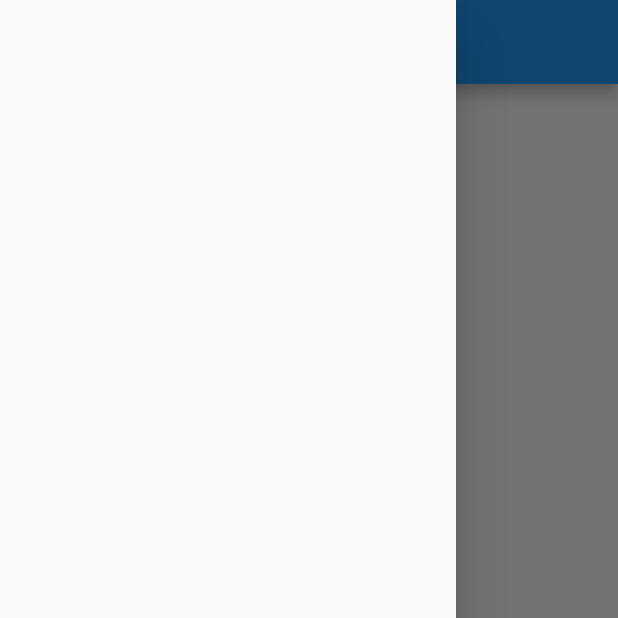
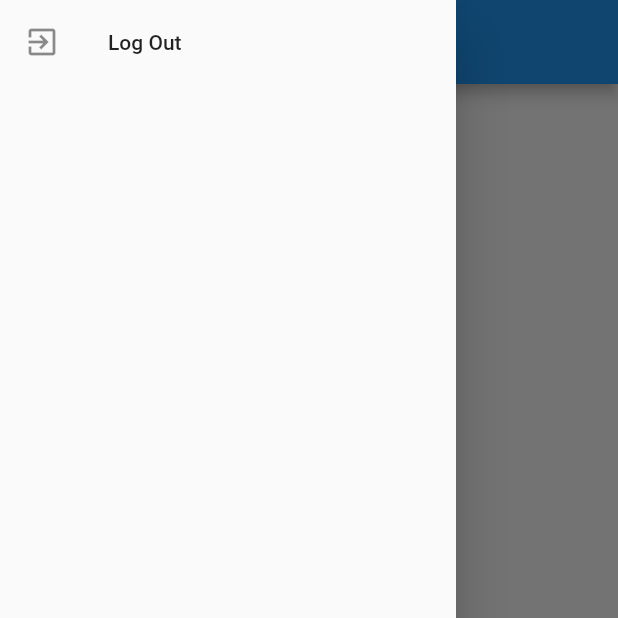
Before and after one commit to ragabelsayed/SevenKasb, a Flutter app: the HomeScreen screen opened by its route, with the side drawer open, on a phone screen of 412 x 824 dp, the top half of it. Run offline on Flutter 3.47's test engine with Material 2 defaults, Android fonts, the phone set to English and light mode, and no system bars; our stand-ins replace flutter_riverpod, shared_preferences; accounts and stored records are empty.

```diff
--- a/sugarcane_juice_app/lib/main.dart
+++ b/sugarcane_juice_app/lib/main.dart
@@ -4,6 +4,7 @@ import 'package:flutter_riverpod/flutter_riverpod.dart';
 import 'package:sugarcane_juice_app/config/palette.dart';
 import 'package:sugarcane_juice_app/config/routes.dart';
 import 'package:sugarcane_juice_app/screens/home_screen.dart';
+import 'package:sugarcane_juice_app/screens/splash_screen.dart';
 import '/screens/login_screen.dart';
 import 'providers/auth.dart';
 
@@ -36,8 +37,8 @@ class MyApp extends StatelessWidget {
                   builder: (ctx, authResultsnapshot) =>
                       authResultsnapshot.connectionState ==
                               ConnectionState.waiting
-                          ? LoginScreen()
-                          : HomeScreen(),
+                          ? SplashScreen()
+                          : LoginScreen(),
                 ),
           // initialRoute: LoginScreen.routName,
           routes: AppRoutes.routes,
--- a/sugarcane_juice_app/lib/screens/home_screen.dart
+++ b/sugarcane_juice_app/lib/screens/home_screen.dart
@@ -1,11 +1,12 @@
 import 'package:flutter/material.dart';
+import 'package:sugarcane_juice_app/widget/drawer.dart';
 
 class HomeScreen extends StatelessWidget {
   static const routName = '/home';
   Widget build(BuildContext context) {
     return Scaffold(
       appBar: AppBar(),
-      drawer: Drawer(),
+      drawer: AppDrawer(),
     );
   }
 }
--- a/sugarcane_juice_app/lib/screens/login_screen.dart
+++ b/sugarcane_juice_app/lib/screens/login_screen.dart
@@ -26,12 +26,11 @@ class _LoginScreenState extends State<LoginScreen> {
 
   void _saveForm() async {
     final _isValid = _formKey.currentState!.validate();
-    // var data = await Auth.fetchDataFromDevice();
 
     if (_isValid) {
       _formKey.currentState!.save();
       // Auth.logIn();
-      // context.read(authProvider);
+
       context.read(authProvider).login();
       if (context.read(authProvider).isAuth) {
         print(true);
@@ -63,7 +62,7 @@ class _LoginScreenState extends State<LoginScreen> {
   @override
   Widget build(BuildContext context) {
     Size size = MediaQuery.of(context).size;
-    // Auth.saveDataOnDevice();
+
     return Scaffold(
       body: SafeArea(
         child: SizedBox(
--- /dev/null
+++ b/sugarcane_juice_app/lib/widget/drawer.dart
@@ -0,0 +1,43 @@
+import 'package:flutter/material.dart';
+import 'package:flutter_riverpod/flutter_riverpod.dart';
+import 'package:sugarcane_juice_app/providers/auth.dart';
+
+class AppDrawer extends StatelessWidget {
+  const AppDrawer({Key? key}) : super(key: key);
+
+  @override
+  Widget build(BuildContext context) {
+    return Drawer(
+      child: ListView(
+        children: [
+          ListTileView(
+            icon: Icons.exit_to_app,
+            title: 'Log Out',
+            onTap: () {
+              context.read(authProvider).logOut();
+            },
+          ),
+        ],
+      ),
+    );
+  }
+}
+
+class ListTileView extends StatelessWidget {
+  final IconData icon;
+  final String title;
+  final Function onTap;
+  const ListTileView({
+    required this.icon,
+    required this.title,
+    required this.onTap,
+  });
+  @override
+  Widget build(BuildContext context) {
+    return ListTile(
+      leading: Icon(icon),
+      title: Text(title),
+      onTap: () => onTap(),
+    );
+  }
+}
```
Also changed, not shown: sugarcane_juice_app/lib/providers/auth.dart (+7 -5 lines), sugarcane_juice_app/lib/screens/splash_screen.dart (added, +14 -0 lines).
